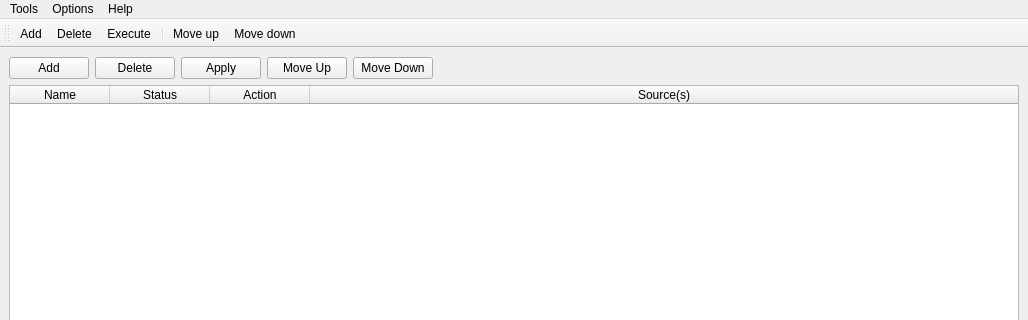
midnightdim/declutter, file ui/rules_window.ui: the form before one commit; both pictures show x 0 to 1028 and y 0 to 320 of the 1028 by 491 pixel window.
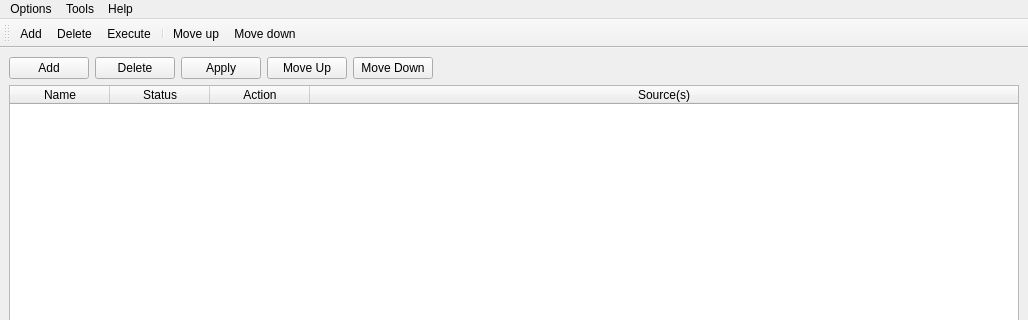
The form after the commit. Icons and pictures are not drawn.

```diff
--- a/ui/rules_window.ui
+++ b/ui/rules_window.ui
@@ -156,8 +156,8 @@
     </property>
     <addaction name="actionAbout"/>
    </widget>
-   <addaction name="menuOptions"/>
    <addaction name="menuOptions_2"/>
+   <addaction name="menuOptions"/>
    <addaction name="menuHelp"/>
   </widget>
   <widget class="QToolBar" name="toolBar">
```
